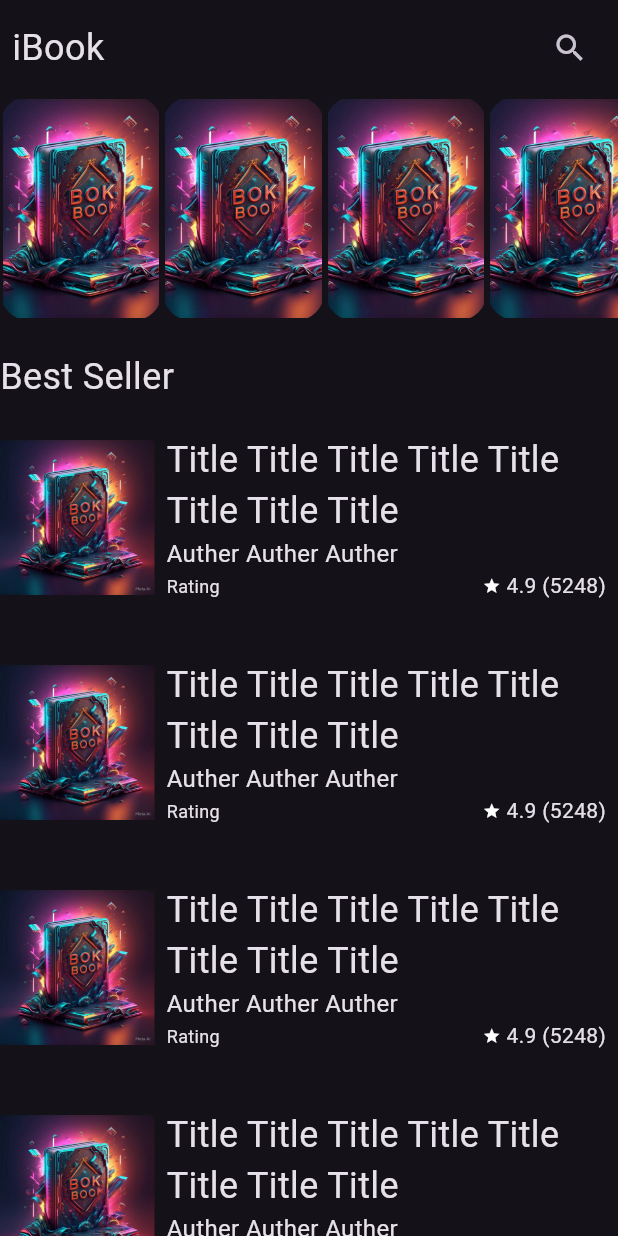
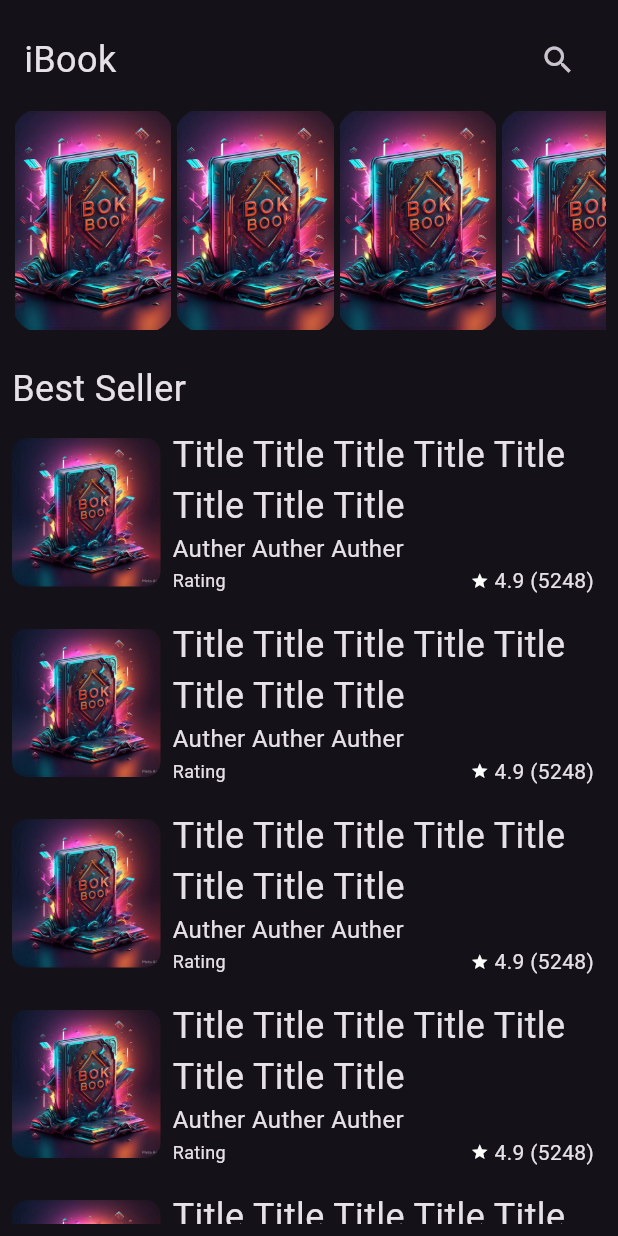
Before and after one commit to shazlycode/ibook, a Flutter app: the screen it shows after launch, on a phone screen of 412 x 824 dp. Run offline on Flutter 3.47's test engine with Material 3 defaults, Android fonts, the phone set to English and light mode, and no system bars; our stand-ins replace go_router.

Commit message:
enhancing pading

```diff
--- a/lib/features/books screen/presentation/views/widgets/best_seller_item.dart
+++ b/lib/features/books screen/presentation/views/widgets/best_seller_item.dart
@@ -12,9 +12,8 @@ class BestSellerItem extends StatelessWidget {
         Expanded(
             flex: 1,
             child: ClipRRect(
-              borderRadius: BorderRadius.circular(20),
-              child: SizedBox(
-                  height: 150, width: 100, child: Image.asset(kAppLogo)),
+              borderRadius: BorderRadius.circular(10),
+              child: SizedBox(child: Image.asset(kAppLogo)),
             )),
         Expanded(
             flex: 3,
--- a/lib/features/books screen/presentation/views/widgets/books_screen_view_body.dart
+++ b/lib/features/books screen/presentation/views/widgets/books_screen_view_body.dart
@@ -4,6 +4,7 @@ import 'package:ibook/core/constants/styles.dart';
 import 'package:ibook/features/books%20screen/presentation/views/widgets/best_seller_list.dart';
 import 'package:ibook/features/books%20screen/presentation/views/widgets/first_book_view_list.dart';
 
+import 'best_seller_word_aniation.dart';
 import 'custom_books_view_appbar.dart';
 
 class BooksScreenViewBody extends StatefulWidget {
@@ -34,9 +35,12 @@ class _BooksScreenViewBodyState extends State<BooksScreenViewBody>
   @override
   Widget build(BuildContext context) {
     return SafeArea(
+      child: Padding(
+        padding: const EdgeInsets.all(8.0),
         child: CustomScrollView(
           physics: BouncingScrollPhysics(),
           shrinkWrap: true,
+          primary: true,
           slivers: [
             SliverToBoxAdapter(
               child: CustomBooksViewAppBar(),
@@ -45,19 +49,8 @@ class _BooksScreenViewBodyState extends State<BooksScreenViewBody>
               child: LatestBooksListView(),
             ),
             SliverPadding(padding: EdgeInsets.all(10)),
-          SliverToBoxAdapter(
-            child: AnimatedBuilder(
-                animation: animationController,
-                builder: (context, _) {
-                  return SlideTransition(
-                    position: animation,
-                    child: Text(
-                      "Best Seller",
-                      style: Styles.kStyle1,
-                    ),
-                  );
-                }),
-          ),
+            BestSellerWordAnimation(
+                animationController: animationController, animation: animation),
             SliverPadding(padding: EdgeInsets.all(1)),
             BestSellerList(
               animation: opacityAnimation,
@@ -68,6 +61,7 @@ class _BooksScreenViewBodyState extends State<BooksScreenViewBody>
             ),
           ],
         ),
+      ),
     );
   }
 }
```
Also changed, not shown: lib/features/books screen/presentation/views/widgets/best_seller_word_aniation.dart (added, +31 -0 lines). Lines whose indentation alone changed are shown as unchanged.
